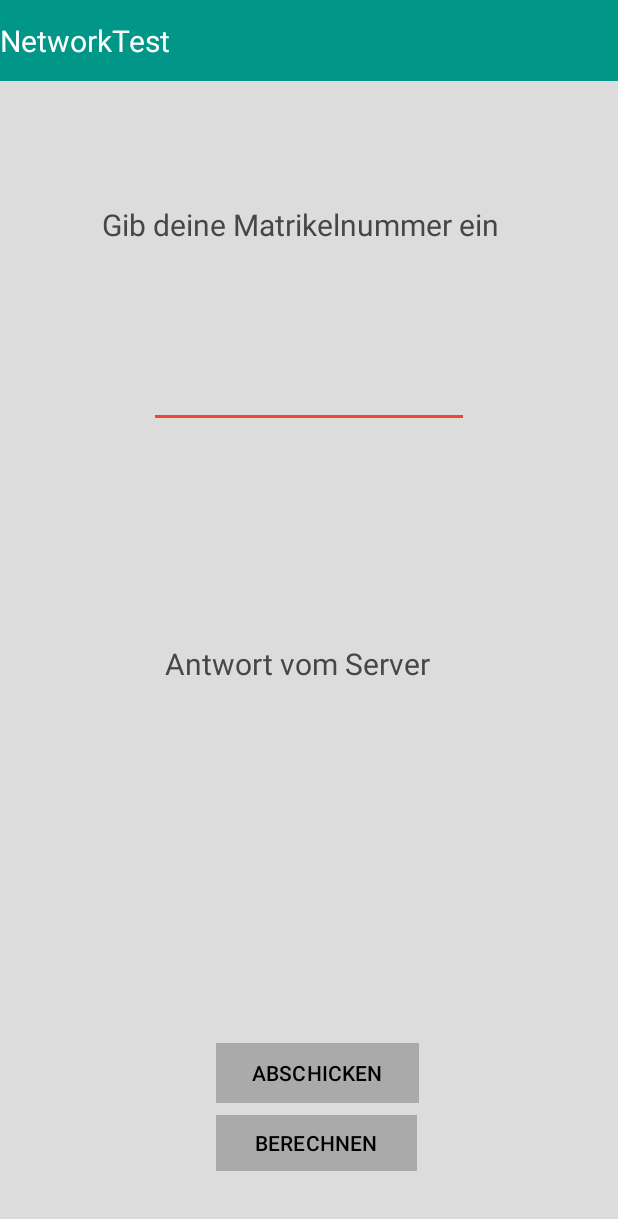
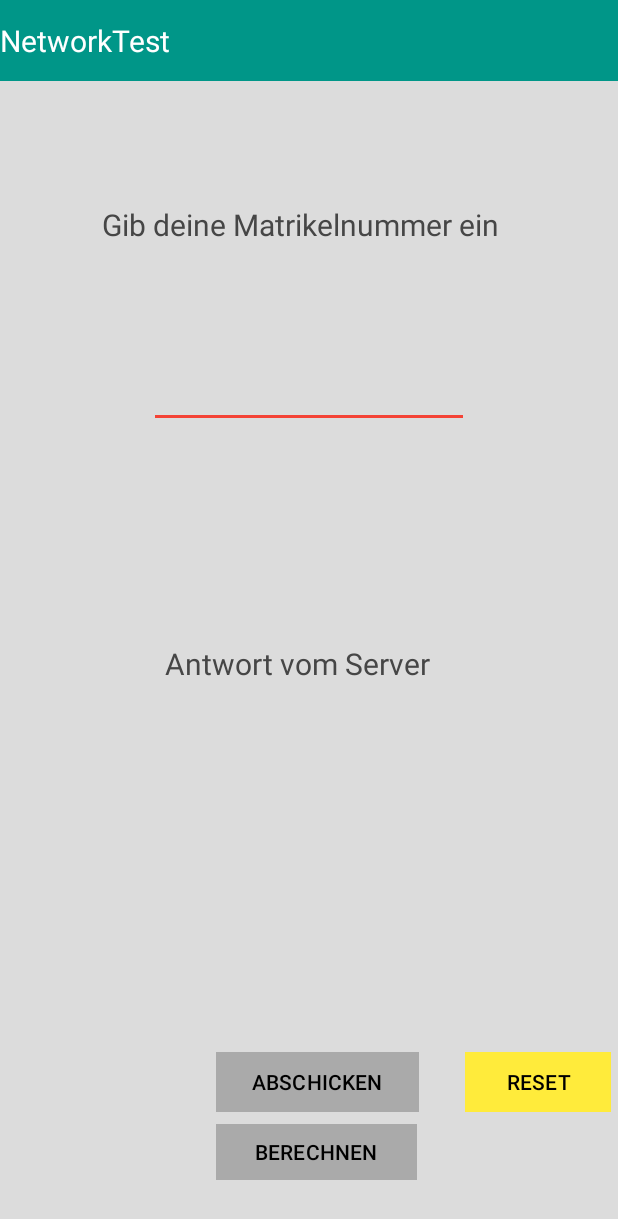
Before and after one commit to franzhaimburger/SE2Einzelphase, an Android app: the screen it shows after launch (MainActivity), on a phone screen of 412 x 824 dp. Shown: the top 1219 px of the screen. Run offline under Robolectric (Android 15) with nearby library versions, the phone set to English and light mode, and no system bars.

Commit message:
Reset Button hinzugefügt und die Funktion implementiert

```diff
--- a/app/src/main/java/com/example/se2einzelaufgabe/MainActivity.java
+++ b/app/src/main/java/com/example/se2einzelaufgabe/MainActivity.java
@@ -25,6 +25,7 @@ public class MainActivity extends AppCompatActivity {
     private final int serverPort = 20080;
     private Button button;
     private Button button2;
+    private Button button3;
     private TextView answerServer;
 
     @Override
@@ -42,8 +43,9 @@ public class MainActivity extends AppCompatActivity {
         button=findViewById(R.id.button1);
         answerServer=findViewById(R.id.textView4);
         button2=findViewById(R.id.button2);
+        button3=findViewById(R.id.button3);
 
-        // Button-Klick-Ereignis
+        // Button-Klick-Ereignisse
         button.setOnClickListener(new View.OnClickListener() {
             @Override
             public void onClick(View v) {
@@ -54,6 +56,12 @@ public class MainActivity extends AppCompatActivity {
             @Override
             public void onClick(View v) {
                 calculateAndDisplayChecksum();
+            }
+        });
+        button3.setOnClickListener(new View.OnClickListener() {
+            @Override
+            public void onClick(View v) {
+                answerServer.setText("");
             }
         });
 
--- a/app/src/main/res/layout/activity_main.xml
+++ b/app/src/main/res/layout/activity_main.xml
@@ -8,6 +8,21 @@
     android:background="#DCDCDC"
     tools:context=".MainActivity">
 
+
+    <Button
+        android:id="@+id/button2"
+        android:layout_width="134dp"
+        android:layout_height="45dp"
+        android:layout_marginStart="144dp"
+        android:layout_marginBottom="36dp"
+        android:backgroundTint="#AAAAAA"
+        android:text="BERECHNEN"
+        android:textColor="@color/black"
+        app:cornerRadius="0dp"
+        app:layout_constraintBottom_toBottomOf="parent"
+        app:layout_constraintStart_toStartOf="parent"
+        app:layout_constraintTop_toBottomOf="@+id/button1"
+        app:layout_constraintVertical_bias="0.0" />
 
     <TextView
         android:id="@+id/textView1"
@@ -37,19 +52,21 @@
         app:layout_constraintStart_toStartOf="parent" />
 
     <Button
-        android:id="@+id/button2"
-        android:layout_width="134dp"
-        android:layout_height="45dp"
-        android:layout_marginStart="144dp"
-        android:layout_marginBottom="36dp"
-        android:backgroundTint="#AAAAAA"
-        android:text="BERECHNEN"
+        android:id="@+id/button3"
+        android:layout_width="97dp"
+        android:layout_height="48dp"
+        android:layout_marginStart="31dp"
+        android:layout_marginTop="52dp"
+        android:layout_marginEnd="5dp"
+        android:layout_marginBottom="78dp"
+        android:backgroundTint="#FFEB3B"
+        android:text="RESET"
         android:textColor="@color/black"
         app:cornerRadius="0dp"
         app:layout_constraintBottom_toBottomOf="parent"
-        app:layout_constraintStart_toStartOf="parent"
-        app:layout_constraintTop_toBottomOf="@+id/button1"
-        app:layout_constraintVertical_bias="0.0" />
+        app:layout_constraintEnd_toEndOf="parent"
+        app:layout_constraintStart_toEndOf="@+id/button1"
+        app:layout_constraintTop_toBottomOf="@+id/textView4" />
 
     <Button
         android:id="@+id/button1"
@@ -98,17 +115,16 @@
 
     <TextView
         android:id="@+id/textView4"
-        android:layout_width="199dp"
-        android:layout_height="163dp"
+        android:layout_width="200dp"
+        android:layout_height="183dp"
         android:layout_marginStart="100dp"
         android:layout_marginTop="28dp"
         android:layout_marginEnd="100dp"
-        android:layout_marginBottom="28dp"
+        android:layout_marginBottom="20dp"
         app:layout_constraintBottom_toTopOf="@+id/button1"
         app:layout_constraintEnd_toEndOf="parent"
         app:layout_constraintHorizontal_bias="1.0"
         app:layout_constraintStart_toStartOf="parent"
-        app:layout_constraintTop_toBottomOf="@+id/textView2"
-        app:layout_constraintVertical_bias="0.0" />
+        app:layout_constraintTop_toBottomOf="@+id/textView2" />
 
 </androidx.constraintlayout.widget.ConstraintLayout>
```
